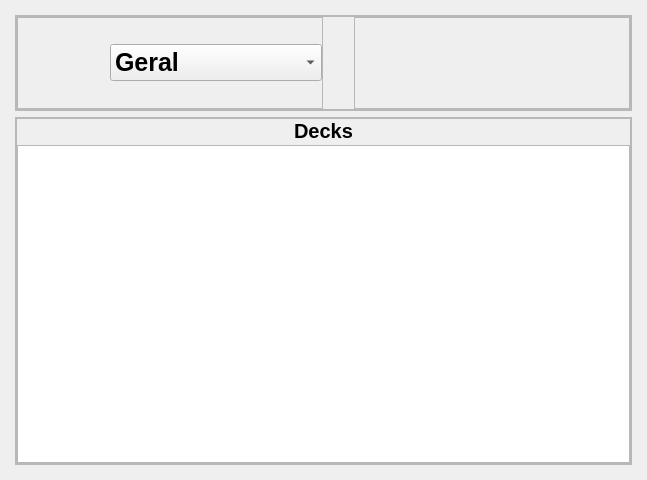
Before: the Qt Designer form functions/new_flashcards/flashcards_page.ui in Nbdyleto/PySide6_Self_TCC, drawn with Qt 5.
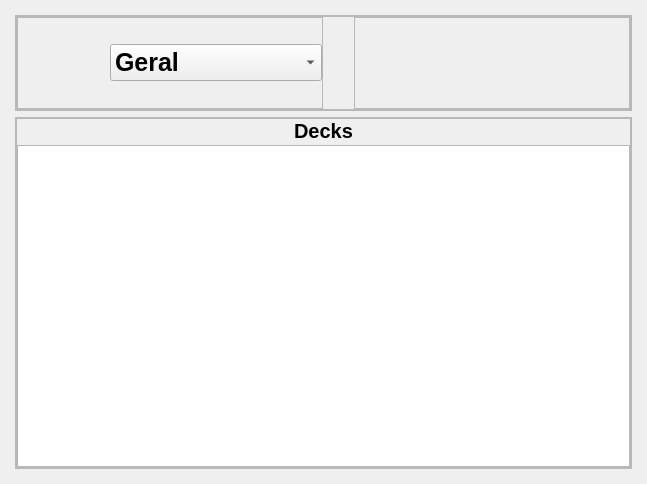
After: the same form once the commit is applied. The open tabs and pages were chosen to show the change. Icons and pictures are not drawn.

Diff of the .ui file:
```diff
--- a/functions/new_flashcards/flashcards_page.ui
+++ b/functions/new_flashcards/flashcards_page.ui
@@ -7,7 +7,7 @@
     <x>0</x>
     <y>0</y>
     <width>647</width>
-    <height>480</height>
+    <height>484</height>
    </rect>
   </property>
   <property name="windowTitle">
```
Left out of the diff: 6 changed lines with no effect on the pictures.
